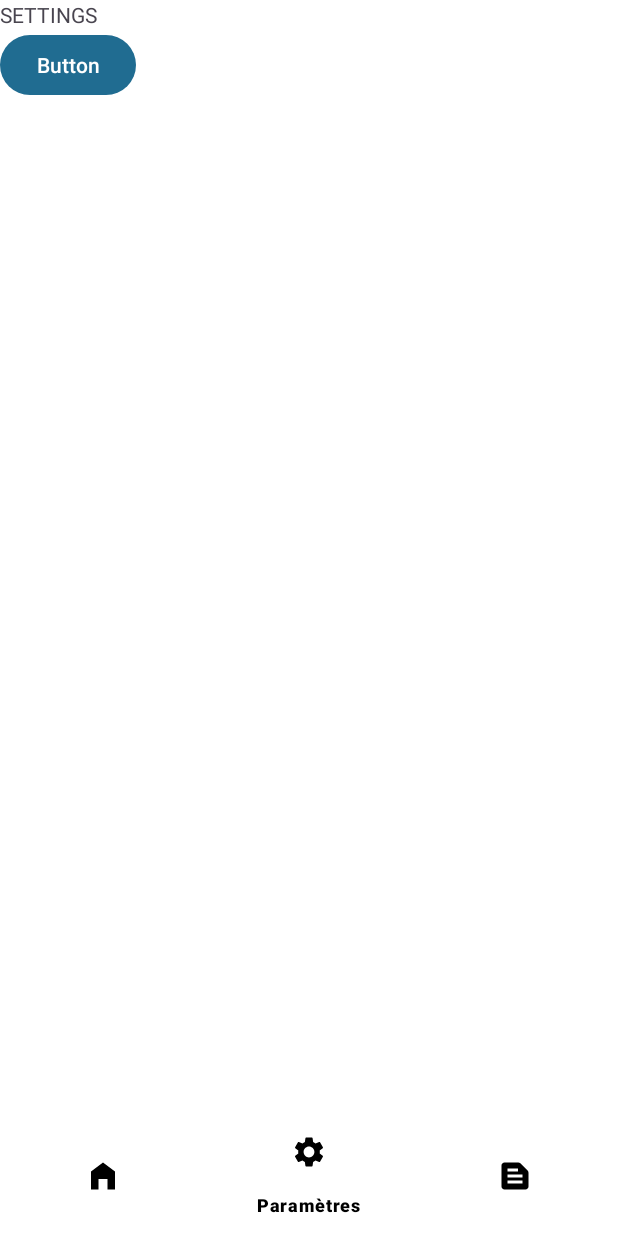
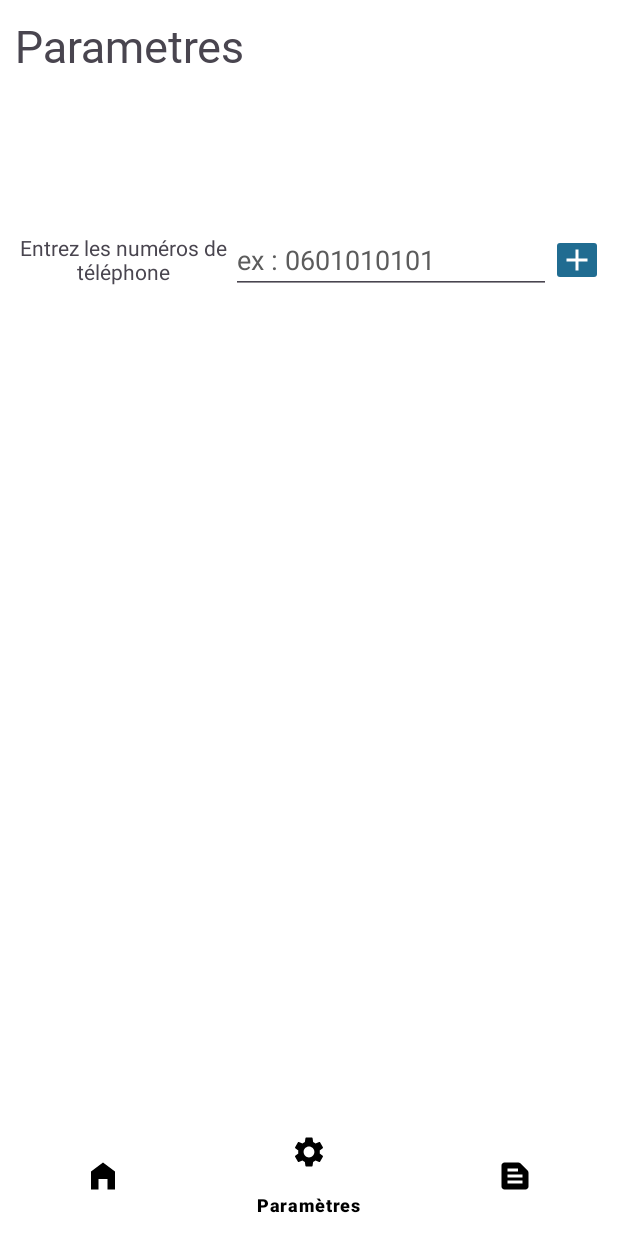
Before and after one commit to Dev-Alex38/SOS---SafetyOnSnow---Application, an Android app: the screen it shows after launch (MainActivity), item 2 of the bottom bar chosen, on a phone screen of 412 x 824 dp. Run offline under Robolectric (Android 15) with nearby library versions, the phone set to English and light mode, and no system bars.

```diff
--- a/app/src/main/AndroidManifest.xml
+++ b/app/src/main/AndroidManifest.xml
@@ -1,6 +1,11 @@
 <?xml version="1.0" encoding="utf-8"?>
 <manifest xmlns:android="http://schemas.android.com/apk/res/android"
     xmlns:tools="http://schemas.android.com/tools">
+
+    <uses-feature
+        android:name="android.hardware.telephony"
+        android:required="false" />
+    <uses-permission android:name="android.permission.SEND_SMS" />
 
     <application
         android:allowBackup="true"
@@ -19,7 +24,6 @@
             android:theme="@style/Theme.SOSSafetyOnSnow">
             <intent-filter>
                 <action android:name="android.intent.action.MAIN" />
-
                 <category android:name="android.intent.category.LAUNCHER" />
             </intent-filter>
         </activity>
--- /dev/null
+++ b/app/src/main/java/chocolateam/fr/ContactsDatabaseHelper.java
@@ -0,0 +1,28 @@
+package chocolateam.fr;
+
+import android.content.Context;
+import android.database.sqlite.SQLiteDatabase;
+import android.database.sqlite.SQLiteOpenHelper;
+
+public class ContactsDatabaseHelper extends SQLiteOpenHelper {
+    private static final String DATABASE_NAME = "contacts.db";
+    private static final int DATABASE_VERSION = 1;
+
+    public ContactsDatabaseHelper(Context context) {
+        super(context, DATABASE_NAME, null, DATABASE_VERSION);
+    }
+
+    @Override
+    public void onCreate(SQLiteDatabase db) {
+        // Créez la table pour stocker les contacts
+        db.execSQL("CREATE TABLE contacts (_id INTEGER PRIMARY KEY AUTOINCREMENT, phone_number TEXT);");
+    }
+
+    @Override
+    public void onUpgrade(SQLiteDatabase db, int oldVersion, int newVersion) {
+        // Mettez à jour la base de données si nécessaire (pour les futures versions de l'application)
+        // Par exemple, vous pouvez supprimer la table existante et la recréer
+        db.execSQL("DROP TABLE IF EXISTS contacts;");
+        onCreate(db);
+    }
+}
--- a/app/src/main/java/chocolateam/fr/SettingsFragment.java
+++ b/app/src/main/java/chocolateam/fr/SettingsFragment.java
@@ -1,18 +1,79 @@
 package chocolateam.fr;
 
+import android.content.ContentValues;
+import android.database.Cursor;
+import android.database.sqlite.SQLiteDatabase;
 import android.os.Bundle;
 import android.view.LayoutInflater;
 import android.view.View;
 import android.view.ViewGroup;
+import android.widget.ArrayAdapter;
+import android.widget.EditText;
+import android.widget.ImageButton;
+import android.widget.ListView;
+import android.widget.Toast;
 
 import androidx.fragment.app.Fragment;
 
+import java.util.ArrayList;
+
 public class SettingsFragment extends Fragment {
 
+    private EditText editTextContacts;
+    private ContactsDatabaseHelper dbHelper;
+    private ListView contactsContainer;
+    private ArrayAdapter<String> contactsAdapter;
+
     @Override
-    public View onCreateView(LayoutInflater inflater, ViewGroup container,
-                             Bundle savedInstanceState) {
-        // Inflate the layout for this fragment
-        return inflater.inflate(R.layout.fragment_settings, container, false);
+    public View onCreateView(LayoutInflater inflater, ViewGroup container, Bundle savedInstanceState) {
+        View rootView = inflater.inflate(R.layout.fragment_settings, container, false);
+
+        editTextContacts = rootView.findViewById(R.id.editTextContact);
+        ImageButton btnAddContact = rootView.findViewById(R.id.add_button);
+        contactsContainer = rootView.findViewById(R.id.contactsContainer);
+        dbHelper = new ContactsDatabaseHelper(getContext());
+
+        ArrayList<String> contacts = getContactsFromDatabase();
+        contactsAdapter = new ArrayAdapter<>(getContext(), android.R.layout.simple_list_item_1, contacts);
+        contactsContainer.setAdapter(contactsAdapter);
+
+        btnAddContact.setOnClickListener(new View.OnClickListener() {
+            @Override
+            public void onClick(View v) {
+                String phoneNumber = editTextContacts.getText().toString();
+                if (!phoneNumber.isEmpty()) {
+                    addContactToDatabase(phoneNumber);
+                    editTextContacts.setText(""); // Efface le texte après l'ajout
+                } else {
+                    Toast.makeText(getContext(), "Veuillez saisir un numéro de téléphone", Toast.LENGTH_SHORT).show();
+                }
+            }
+        });
+
+        return rootView;
+    }
+
+    private void addContactToDatabase(String phoneNumber) {
+        SQLiteDatabase db = dbHelper.getWritableDatabase();
+        ContentValues values = new ContentValues();
+        values.put("phone_number", phoneNumber);
+        long newRowId = db.insert("contacts", null, values);
+        if (newRowId != -1) {
+            Toast.makeText(getContext(), "Contact ajouté à la base de données", Toast.LENGTH_SHORT).show();
+        } else {
+            Toast.makeText(getContext(), "Erreur lors de l'ajout du contact à la base de données", Toast.LENGTH_SHORT).show();
+        }
+    }
+
+    public ArrayList<String> getContactsFromDatabase() {
+        SQLiteDatabase db = dbHelper.getReadableDatabase();
+        ArrayList<String> contactsList = new ArrayList<>();
+        Cursor cursor = db.query("contacts", null, null, null, null, null, null);
+        while (cursor.moveToNext()) {
+            String phoneNumber = cursor.getString(cursor.getColumnIndexOrThrow("phone_number"));
+            contactsList.add(phoneNumber);
+        }
+        cursor.close();
+        return contactsList;
     }
 }
--- /dev/null
+++ b/app/src/main/res/drawable/ic_add.xml
@@ -0,0 +1,5 @@
+<vector xmlns:android="http://schemas.android.com/apk/res/android" android:height="24dp" android:tint="#FFFFFF" android:viewportHeight="24" android:viewportWidth="24" android:width="24dp">
+
+    <path android:fillColor="@android:color/white" android:pathData="M19,13h-6v6h-2v-6H5v-2h6V5h2v6h6v2z"/>
+
+</vector>
--- a/app/src/main/res/layout/fragment_settings.xml
+++ b/app/src/main/res/layout/fragment_settings.xml
@@ -1,24 +1,66 @@
 <?xml version="1.0" encoding="utf-8"?>
-<LinearLayout xmlns:android="http://schemas.android.com/apk/res/android"
-    xmlns:app="http://schemas.android.com/apk/res-auto"
+<RelativeLayout xmlns:android="http://schemas.android.com/apk/res/android"
     xmlns:tools="http://schemas.android.com/tools"
     android:id="@+id/fragment_settings"
     android:layout_width="match_parent"
     android:layout_height="match_parent"
     android:background="@color/white"
     android:orientation="vertical"
+    android:padding="10dp"
     tools:context=".SettingsFragment">
 
-    <TextView
-        android:layout_width="wrap_content"
-        android:layout_height="wrap_content"
-        android:text="SETTINGS"/>
+    <LinearLayout
+        android:layout_width="match_parent"
+        android:layout_height="match_parent"
+        android:orientation="vertical">
 
-    <Button
-        android:id="@+id/button"
-        android:layout_width="wrap_content"
-        android:layout_height="wrap_content"
-        android:checkable="true"
-        android:text="Button" />
+        <TextView
+            android:layout_width="match_parent"
+            android:layout_height="wrap_content"
+            android:fontFamily="@font/protoss"
+            android:text="@string/parametres_title"
+            android:textSize="30sp" />
 
-</LinearLayout>
+        <ScrollView
+            android:layout_width="match_parent"
+            android:layout_height="100dp">
+
+            <ListView
+                android:id="@+id/contactsContainer"
+                android:layout_width="match_parent"
+                android:layout_height="wrap_content"/>
+        </ScrollView>
+
+        <LinearLayout
+            android:layout_width="match_parent"
+            android:layout_height="wrap_content"
+            android:gravity="center"
+            android:orientation="horizontal">
+
+            <TextView
+                android:layout_width="0dp"
+                android:layout_height="wrap_content"
+                android:layout_weight="1"
+                android:gravity="center"
+                android:text="@string/number_subtitle" />
+
+            <EditText
+                android:id="@+id/editTextContact"
+                android:layout_width="wrap_content"
+                android:layout_height="wrap_content"
+                android:autofillHints="phone"
+                android:ems="10"
+                android:hint="@string/hint_edit_text"
+                android:inputType="phone"
+                android:textColorHint="@color/grey" />
+
+            <ImageButton
+                android:id="@+id/add_button"
+                android:layout_width="wrap_content"
+                android:layout_height="wrap_content"
+                android:backgroundTint="@color/dark_blue"
+                android:padding="5dp"
+                android:src="@drawable/ic_add" />
+        </LinearLayout>
+    </LinearLayout>
+</RelativeLayout>
--- a/app/src/main/res/layout/popup_valid_problem.xml
+++ b/app/src/main/res/layout/popup_valid_problem.xml
@@ -67,7 +67,6 @@
                 android:layout_marginEnd="8dp"
                 android:layout_weight="1"
                 android:background="@drawable/confirm_button_state"
-                android:onClick="onConfirmButtonClick"
                 android:text="@string/continuer_button"
                 android:textColor="@android:color/white"
                 android:textSize="13sp"
@@ -80,7 +79,6 @@
                 android:layout_marginStart="8dp"
                 android:layout_weight="1"
                 android:background="@drawable/cancel_button_state"
-                android:onClick="onCloseButtonClick"
                 android:text="@string/cancel_button"
                 android:textColor="@android:color/white"
                 android:textSize="13sp"
--- a/app/src/main/res/values/strings.xml
+++ b/app/src/main/res/values/strings.xml
@@ -10,4 +10,8 @@
     <string name="popup_subtitle">Attention ! Vous allez prévenir vos contacts d\'urgence.</string>
     <string name="cancel_button">Annuler</string>
     <string name="continuer_button">Continuer</string>
+    <string name="toast_contact_prevenus">Vos contacts d\'urgence ont été prévenus</string>
+    <string name="parametres_title">Parametres</string>
+    <string name="number_subtitle">Entrez les numéros de téléphone</string>
+    <string name="hint_edit_text">ex : 0601010101</string>
 </resources>
```
Also changed, not shown: app/src/main/java/chocolateam/fr/EmergencyCallFunction.java (added, +36 -0 lines), app/src/main/java/chocolateam/fr/HomeFragment.java (+15 -2 lines), app/src/main/res/font/protos.ttf (deleted).
